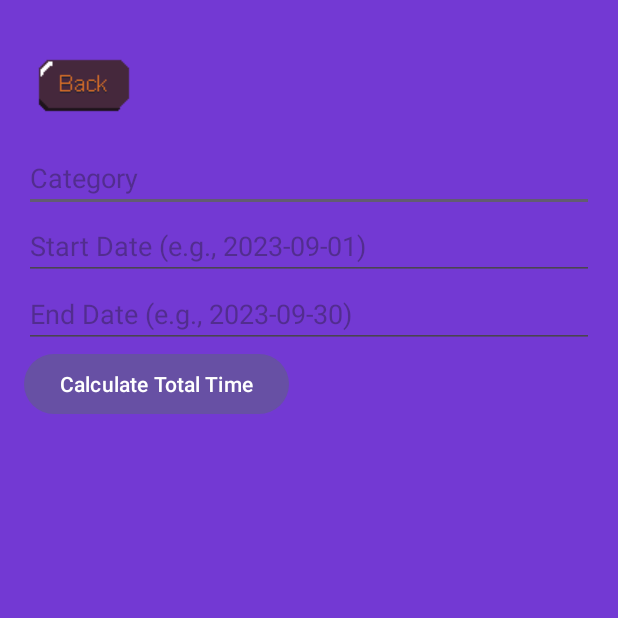
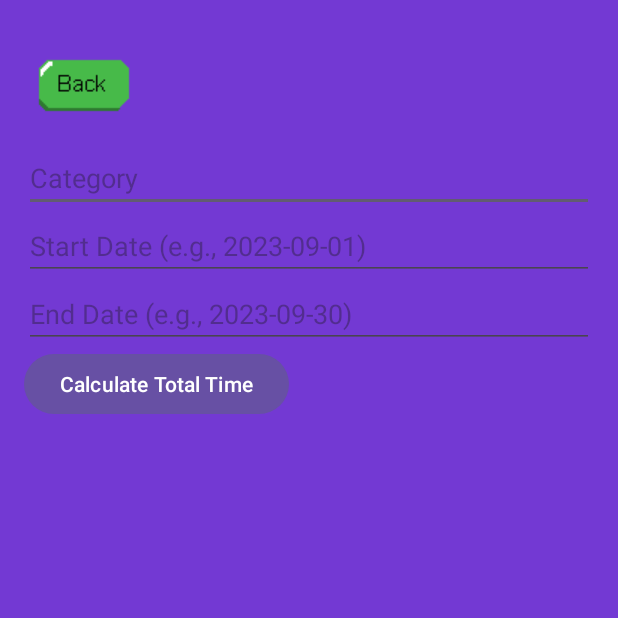
Before and after one commit to mattdelta2/OPCS_POE_Final, an Android app: the Date screen opened directly, with no data from a screen before it, on a phone screen of 412 x 824 dp, the top half of it. Run offline under Robolectric (Android 15) with nearby library versions, the phone set to English and light mode, and no system bars.

Commit message:
Changed to the new buttons

```diff
--- a/OPCS7311_Part2/app/src/main/res/layout/activity_date.xml
+++ b/OPCS7311_Part2/app/src/main/res/layout/activity_date.xml
@@ -14,7 +14,7 @@
         android:layout_width="wrap_content"
         android:layout_height="wrap_content"
         android:background="#00FFFFFF"
-        android:src="@drawable/backbutton" />
+        android:src="@drawable/backrecolor" />
 
     <EditText
         android:id="@+id/categoryEditText"
```
